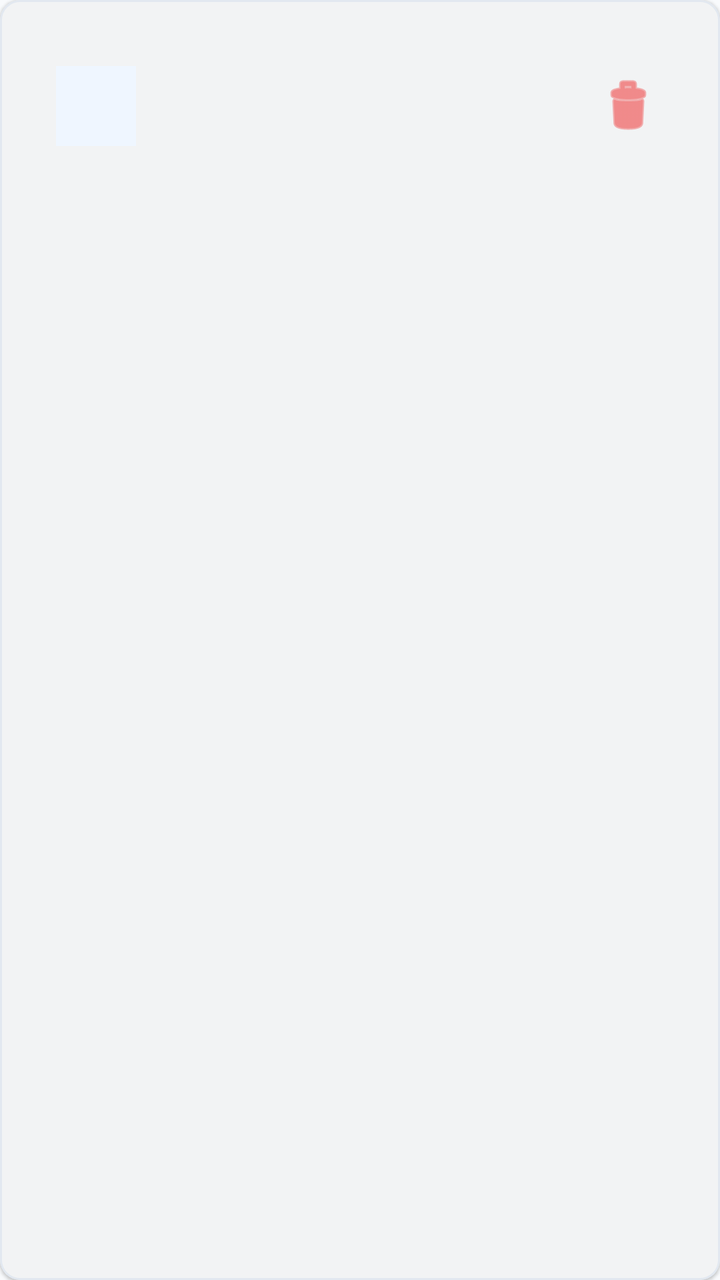
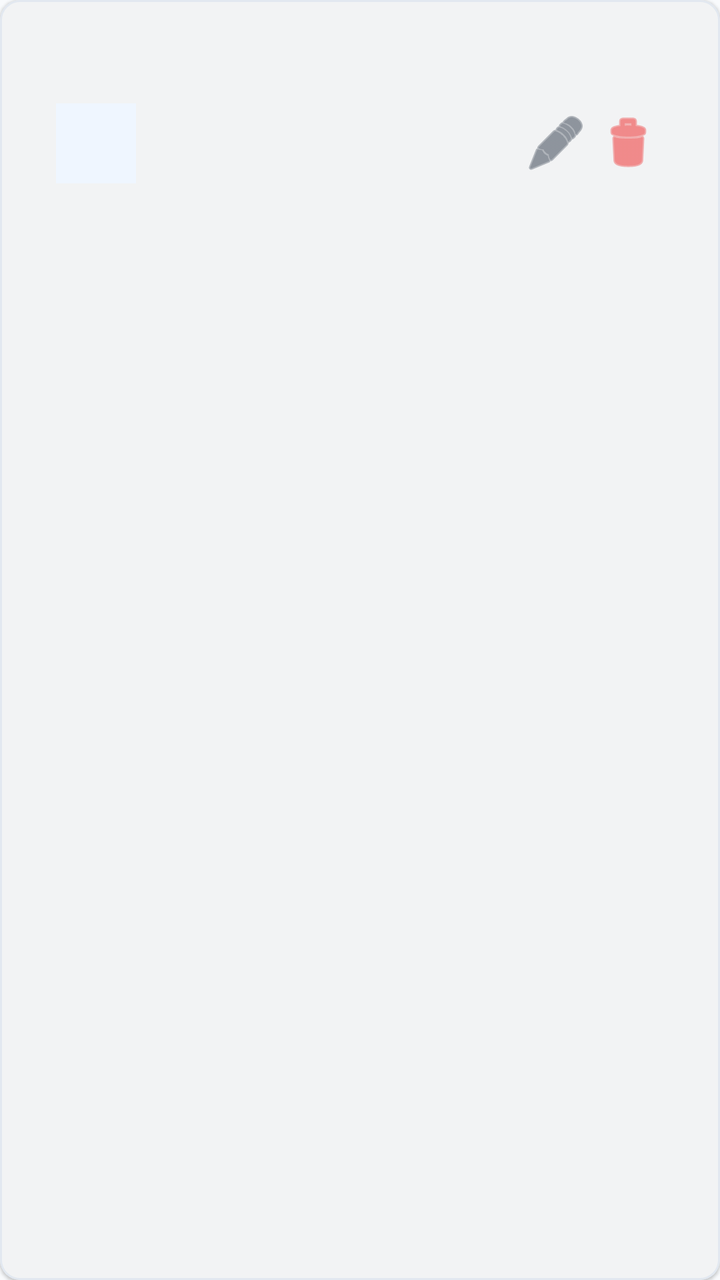

The first picture is an Android layout as it rendered before a commit; the second is the same layout after the commit. The layout source and the unified diff follow.
<!-- AndroidManifest.xml: application theme Theme.SmartAttend -->
<!-- res/layout/item_admin_student.xml -->
<?xml version="1.0" encoding="utf-8"?>
<com.google.android.material.card.MaterialCardView
    xmlns:android="http://schemas.android.com/apk/res/android"
    xmlns:app="http://schemas.android.com/apk/res-auto"
    android:layout_width="match_parent"
    android:layout_height="wrap_content"
    app:cardCornerRadius="10dp"
    app:cardElevation="1dp"
    android:layout_margin="4dp">

    <LinearLayout
        android:layout_width="match_parent"
        android:layout_height="wrap_content"
        android:orientation="horizontal"
        android:gravity="center_vertical"
        android:padding="12dp">

        <LinearLayout
            android:layout_width="40dp"
            android:layout_height="40dp"
            android:background="@color/blue_50"
            android:gravity="center"
            android:layout_marginEnd="12dp">

            <TextView
                android:id="@+id/tvInitial"
                android:layout_width="wrap_content"
                android:layout_height="wrap_content"
                android:textSize="16sp"
                android:textStyle="bold"
                android:textColor="@color/brand_primary" />

        </LinearLayout>

        <LinearLayout
            android:layout_width="0dp"
            android:layout_height="wrap_content"
            android:layout_weight="1"
            android:orientation="vertical">

            <TextView
                android:id="@+id/tvName"
                android:layout_width="wrap_content"
                android:layout_height="wrap_content"
                android:textSize="14sp"
                android:textStyle="bold"
                android:textColor="@color/gray_900" />

            <TextView
                android:id="@+id/tvEmail"
                android:layout_width="wrap_content"
                android:layout_height="wrap_content"
                android:textSize="12sp"
                android:textColor="@color/gray_500" />

            <TextView
                android:id="@+id/tvClass"
                android:layout_width="wrap_content"
                android:layout_height="wrap_content"
                android:textSize="11sp"
                android:textColor="@color/brand_primary" />

        </LinearLayout>

        <ImageButton
            android:id="@+id/btnDelete"
            android:layout_width="36dp"
            android:layout_height="36dp"
            android:background="?attr/selectableItemBackgroundBorderless"
            android:src="@android:drawable/ic_menu_delete"
            android:tint="@color/red_500"
            android:contentDescription="Delete student" />

    </LinearLayout>

</com.google.android.material.card.MaterialCardView>
<!-- resources referenced by this layout -->
<resources>
  <color name="blue_50">#EFF6FF</color>
  <color name="brand_primary">#2563EB</color>
  <color name="gray_500">#6B7280</color>
  <color name="gray_900">#111827</color>
  <color name="red_500">#EF4444</color>
  <color name="brand_primary_dark">#1D4ED8</color>
  <color name="white">#FFFFFF</color>
  <color name="violet_600">#7C3AED</color>
  <color name="violet_700">#6D28D9</color>
  <color name="surface">#FFFFFF</color>
  <color name="slate_900">#0F172A</color>
  <color name="surface_variant">#F8FAFC</color>
  <color name="gray_600">#4B5563</color>
  <color name="background">#F8FAFC</color>
  <color name="red_600">#DC2626</color>
  <style name="TextAppearance.SmartAttend.Body1" parent="TextAppearance.MaterialComponents.Body1">
          <item name="android:textSize">14sp</item>
          <item name="android:textColor">@color/gray_700</item>
          <item name="android:lineSpacingMultiplier">1.4</item>
      </style>
  <style name="TextAppearance.SmartAttend.Body2" parent="TextAppearance.MaterialComponents.Body2">
          <item name="android:textSize">12sp</item>
          <item name="android:textColor">@color/gray_500</item>
          <item name="android:lineSpacingMultiplier">1.3</item>
      </style>
  <style name="TextAppearance.SmartAttend.Subtitle1" parent="TextAppearance.MaterialComponents.Subtitle1">
          <item name="android:textSize">15sp</item>
          <item name="android:textColor">@color/gray_800</item>
          <item name="fontWeight">600</item>
      </style>
  <style name="TextAppearance.SmartAttend.Subtitle2" parent="TextAppearance.MaterialComponents.Subtitle2">
          <item name="android:textSize">13sp</item>
          <item name="android:textColor">@color/gray_600</item>
      </style>
  <style name="TextAppearance.SmartAttend.Headline6" parent="TextAppearance.MaterialComponents.Headline6">
          <item name="android:fontFamily">sans-serif-medium</item>
          <item name="android:textSize">18sp</item>
          <item name="android:textColor">@color/gray_900</item>
          <item name="fontWeight">700</item>
      </style>
  <style name="Widget.SmartAttend.Button.Outlined" parent="Widget.MaterialComponents.Button.OutlinedButton">
          <item name="cornerRadius">12dp</item>
          <item name="android:textSize">14sp</item>
          <item name="android:textStyle">bold</item>
          <item name="android:minHeight">48dp</item>
          <item name="strokeColor">@color/brand_primary</item>
          <item name="android:textColor">@color/brand_primary</item>
      </style>
  <style name="Widget.SmartAttend.BottomNavigation" parent="Widget.MaterialComponents.BottomNavigationView">
          <item name="itemIconTint">@color/bottom_nav_color</item>
          <item name="itemTextColor">@color/bottom_nav_color</item>
          <item name="elevation">8dp</item>
      </style>
  <color name="gray_700">#374151</color>
  <color name="gray_800">#1F2937</color>
  <color name="blue_700">#1D4ED8</color>
  <color name="divider">#E2E8F0</color>
  <!-- unchanged entries left out for length: 3 -->
</resources>

<!-- the commit's change to res/layout/item_admin_student.xml (unified diff, before → after) -->
@@ -42,9 +42,29 @@
                 android:id="@+id/tvName"
                 android:layout_width="wrap_content"
                 android:layout_height="wrap_content"
-                android:textSize="14sp"
+                android:textSize="15sp"
                 android:textStyle="bold"
                 android:textColor="@color/gray_900" />
+
+            <LinearLayout
+                android:layout_width="wrap_content"
+                android:layout_height="wrap_content"
+                android:orientation="horizontal">
+                <TextView
+                    android:id="@+id/tvStudentId"
+                    android:layout_width="wrap_content"
+                    android:layout_height="wrap_content"
+                    android:textSize="12sp"
+                    android:textColor="@color/gray_700"
+                    android:textStyle="bold"
+                    android:layout_marginEnd="8dp"/>
+                <TextView
+                    android:id="@+id/tvRollNumber"
+                    android:layout_width="wrap_content"
+                    android:layout_height="wrap_content"
+                    android:textSize="12sp"
+                    android:textColor="@color/gray_600"/>
+            </LinearLayout>
 
             <TextView
                 android:id="@+id/tvEmail"
@@ -54,13 +74,56 @@
                 android:textColor="@color/gray_500" />
 
             <TextView
+                android:id="@+id/tvPhone"
+                android:layout_width="wrap_content"
+                android:layout_height="wrap_content"
+                android:textSize="12sp"
+                android:textColor="@color/gray_500" />
+
+            <TextView
                 android:id="@+id/tvClass"
                 android:layout_width="wrap_content"
                 android:layout_height="wrap_content"
-                android:textSize="11sp"
+                android:textSize="12sp"
+                android:textStyle="bold"
+                android:layout_marginTop="2dp"
                 android:textColor="@color/brand_primary" />
 
+            <TextView
+                android:id="@+id/tvStatusBadge"
+                android:layout_width="wrap_content"
+                android:layout_height="wrap_content"
+                android:textSize="9sp"
+                android:textStyle="bold"
+                android:paddingHorizontal="6dp"
+                android:paddingVertical="1dp"
+                android:layout_marginTop="4dp"
+                android:visibility="gone"
+                android:textColor="@color/white"
+                android:background="@drawable/pill_violet"
+                android:backgroundTint="@color/red_600"
+                android:text="DEACTIVATED"/>
+
         </LinearLayout>
+
+        <ImageButton
+            android:id="@+id/btnEdit"
+            android:layout_width="36dp"
+            android:layout_height="36dp"
+            android:background="?attr/selectableItemBackgroundBorderless"
+            android:src="@android:drawable/ic_menu_edit"
+            android:tint="@color/gray_600"
+            android:contentDescription="Edit student" />
+
+        <ImageButton
+            android:id="@+id/btnActivate"
+            android:layout_width="36dp"
+            android:layout_height="36dp"
+            android:background="?attr/selectableItemBackgroundBorderless"
+            android:src="@drawable/ic_check_circle"
+            android:tint="@color/green_600"
+            android:visibility="gone"
+            android:contentDescription="Activate student" />
 
         <ImageButton
             android:id="@+id/btnDelete"
<!-- resource entries referenced after the edit -->
@@ -4,9 +4,29 @@
   <color name="brand_primary">#2563EB</color>
   <color name="gray_500">#6B7280</color>
   <color name="gray_900">#111827</color>
+  <color name="green_600">#16A34A</color>
   <color name="red_500">#EF4444</color>
   <color name="brand_primary_dark">#1D4ED8</color>
   <color name="white">#FFFFFF</color>
+  <!-- drawable ic_check_circle (drawable) -->
+  <?xml version="1.0" encoding="utf-8"?>
+  <vector xmlns:android="http://schemas.android.com/apk/res/android"
+      android:width="24dp"
+      android:height="24dp"
+      android:viewportWidth="24"
+      android:viewportHeight="24">
+      <path
+          android:fillColor="#000000"
+          android:pathData="M12,2C6.48,2 2,6.48 2,12s4.48,10 10,10 10,-4.48 10,-10S17.52,2 12,2zM10,17l-5,-5 1.41,-1.41L10,14.17l7.59,-7.59L19,8l-9,9z" />
+  </vector>
+  <!-- drawable pill_violet (drawable) -->
+  <?xml version="1.0" encoding="utf-8"?>
+  <shape xmlns:android="http://schemas.android.com/apk/res/android"
+      android:shape="rectangle">
+      <solid android:color="@color/violet_50" />
+      <corners android:radius="20dp" />
+  </shape>
+  <color name="violet_50">#F5F3FF</color>
   <color name="violet_600">#7C3AED</color>
   <color name="violet_700">#6D28D9</color>
   <color name="surface">#FFFFFF</color>
